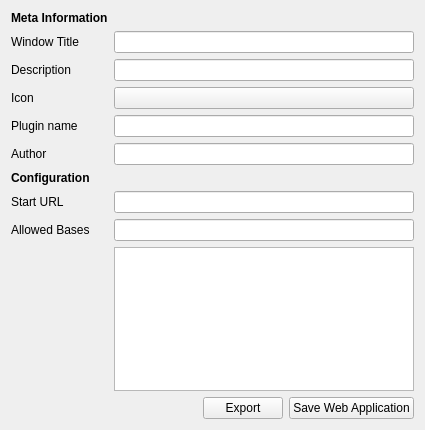
Qt form webappeditor/src/webapp.ui (KDE/silk) before a commit.
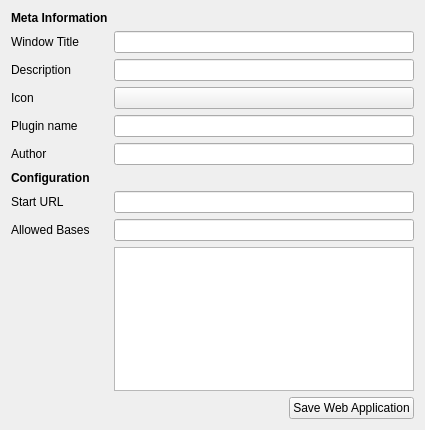
The same form after that commit. Custom widgets are drawn as their Qt base class.

Commit message:
export packages and load them from the newly created package structure
needs more work, but basically, this makes loading the Selkie packages
from webappeditor possible. There are all kind of hardcoded URLs in there
still, but it's a start.

What changed in the file:
```diff
--- a/webappeditor/src/webapp.ui
+++ b/webappeditor/src/webapp.ui
@@ -127,13 +127,6 @@
        </property>
       </spacer>
      </item>
-     <item>
-      <widget class="KPushButton" name="exportButton">
-       <property name="text">
-        <string>Export</string>
-       </property>
-      </widget>
-     </item>
      <item>
       <widget class="KPushButton" name="saveButton">
        <property name="text">
```
The commit also changes 4 other files.
